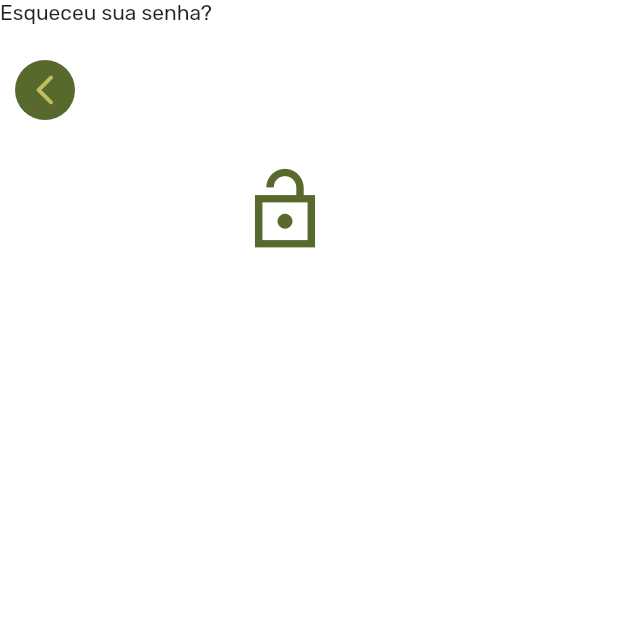
After one commit to ifpr-paranavai/futrent-mobile, a Flutter app: the screen it shows after launch, after a tap on "ESQUECEU SUA SENHA?", on a phone screen of 412 x 824 dp, the top half of it. The commit adds this screen. Run offline on Flutter 3.47's test engine with Material 2 defaults, Android fonts, the light colour scheme and no system bars.

Commit message:
NEW - Prototipacao da tela de recuperacao

```diff
--- a/lib/main.dart
+++ b/lib/main.dart
@@ -1,5 +1,4 @@
 import 'package:flutter/material.dart';
-import 'package:futrent_mobile/modules/login/login_page.dart';
 import 'package:futrent_mobile/pages/home_page.dart';
 
 void main() {
--- a/lib/modules/login/login_page.dart
+++ b/lib/modules/login/login_page.dart
@@ -1,4 +1,5 @@
 import 'package:flutter/material.dart';
+import 'package:futrent_mobile/pages/forgot_password.dart';
 import 'package:futrent_mobile/pages/register_page.dart';
 import 'package:futrent_mobile/styles/button.dart';
 
@@ -41,9 +42,9 @@ class _LoginPageState extends State<LoginPage> {
                     style: TextStyle(
                         letterSpacing: 1.5,
                         fontSize: 70.0,
-                      fontWeight: FontWeight.bold,
+                        fontWeight: FontWeight.normal,
                         color: yellow,
-                    ),
+                        fontFamily: 'Rubik'),
                   ),
                 ),
                 const Text(
@@ -80,12 +81,22 @@ class _LoginPageState extends State<LoginPage> {
                   ),
                 ),
                 Padding(
-                  padding: EdgeInsets.fromLTRB(190.0, 5.0, 0.0, 30.0),
+                  padding: const EdgeInsets.fromLTRB(190.0, 5.0, 13.0, 30.0),
+                  child: GestureDetector(
+                    onTap: () {
+                      Navigator.of(context).push(
+                        MaterialPageRoute(
+                          builder: (BuildContext context) =>
+                              const ForgotPasswordPage(),
+                        ),
+                      );
+                    },
                     child: Text(
-                    'Esqueceu sua senha?',
+                      'ESQUECEU SUA SENHA?',
                       style: TextStyle(
                         color: yellow,
                         fontWeight: FontWeight.bold,
+                      ),
                     ),
                   ),
                 ),
@@ -116,11 +127,14 @@ class _LoginPageState extends State<LoginPage> {
                           ),
                         ),
                         onTap: () {
-                            Navigator.of(context).pushReplacement(
+                          Navigator.of(context).push(
                             MaterialPageRoute(
                               builder: (BuildContext context) =>
-                                        const RegisterPage()));
-                          })
+                                  const RegisterPage(),
+                            ),
+                          );
+                        },
+                      )
                     ],
                   ),
                 ),
--- /dev/null
+++ b/lib/pages/forgot_password.dart
@@ -0,0 +1,42 @@
+import 'package:flutter/material.dart';
+import 'package:futrent_mobile/styles/colors.dart';
+
+class ForgotPasswordPage extends StatelessWidget {
+  const ForgotPasswordPage({super.key});
+
+  @override
+  Widget build(BuildContext context) {
+    return Scaffold(
+      backgroundColor: white,
+      body: Stack(
+        children: [
+          Padding(
+            padding: EdgeInsets.fromLTRB(10, 40, 0.0, 0.0),
+            child: GestureDetector(
+              onTap: () => Navigator.of(context).pop(),
+              child: CircleAvatar(
+                backgroundColor: darkGreen,
+                child: Icon(
+                  Icons.arrow_back_ios_new_rounded,
+                  color: lightGreen,
+                ),
+              ),
+            ),
+          ),
+          Padding(
+            padding: const EdgeInsets.fromLTRB(160, 110, 0.0, 0.0),
+            child: Icon(Icons.lock_open_sharp, color: darkGreen, size: 60),
+          ),
+          Column(
+            children: [
+              Text(
+                'Esqueceu sua senha?',
+                style: TextStyle(fontFamily: 'Rubik'),
+              )
+            ],
+          )
+        ],
+      ),
+    );
+  }
+}
```
Also changed, not shown: pubspec.yaml (+29 -11 lines), assets/fonts/Rubik-Black.ttf (added), assets/fonts/Rubik-BlackItalic.ttf (added), assets/fonts/Rubik-Bold.ttf (added), assets/fonts/Rubik-BoldItalic.ttf (added), assets/fonts/Rubik-ExtraBold.ttf (added), assets/fonts/Rubik-ExtraBoldItalic.ttf (added), assets/fonts/Rubik-Italic.ttf (added), assets/fonts/Rubik-Light.ttf (added), assets/fonts/Rubik-LightItalic.ttf (added), assets/fonts/Rubik-Medium.ttf (added), assets/fonts/Rubik-MediumItalic.ttf (added), assets/fonts/Rubik-Regular.ttf (added), assets/fonts/Rubik-SemiBold.ttf (added), 1 more files. Lines whose indentation alone changed are shown as unchanged.
